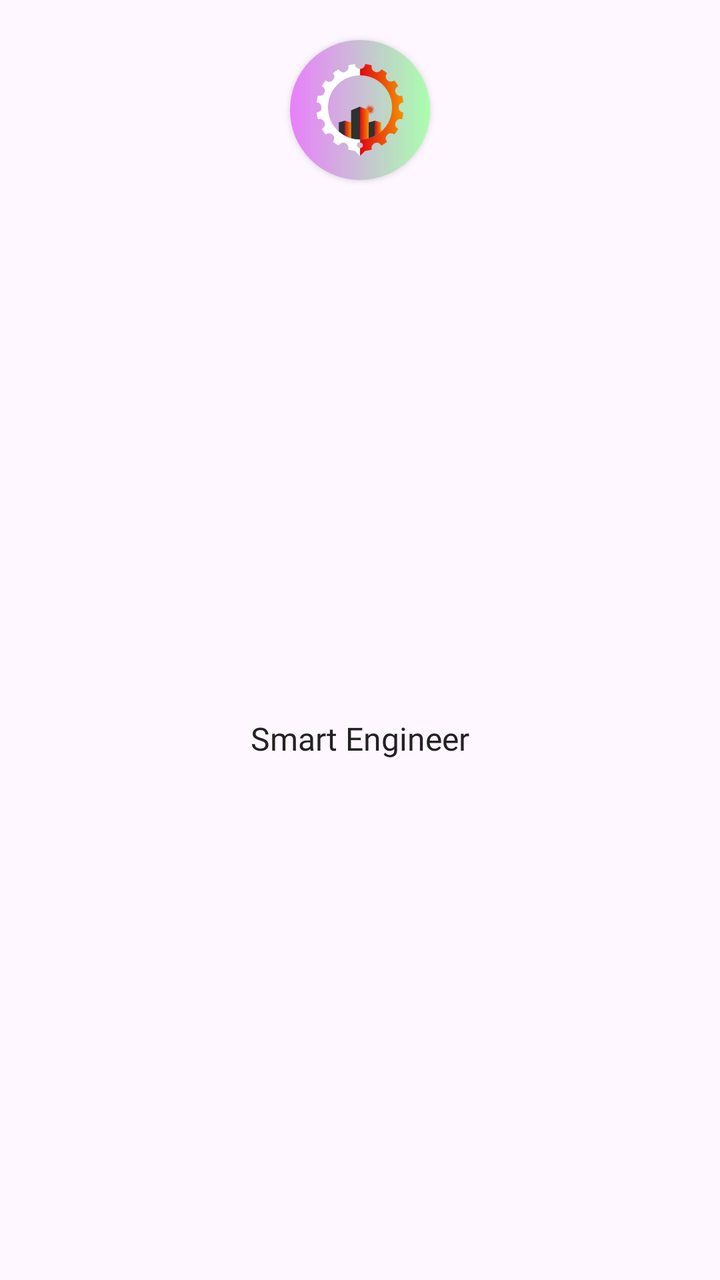
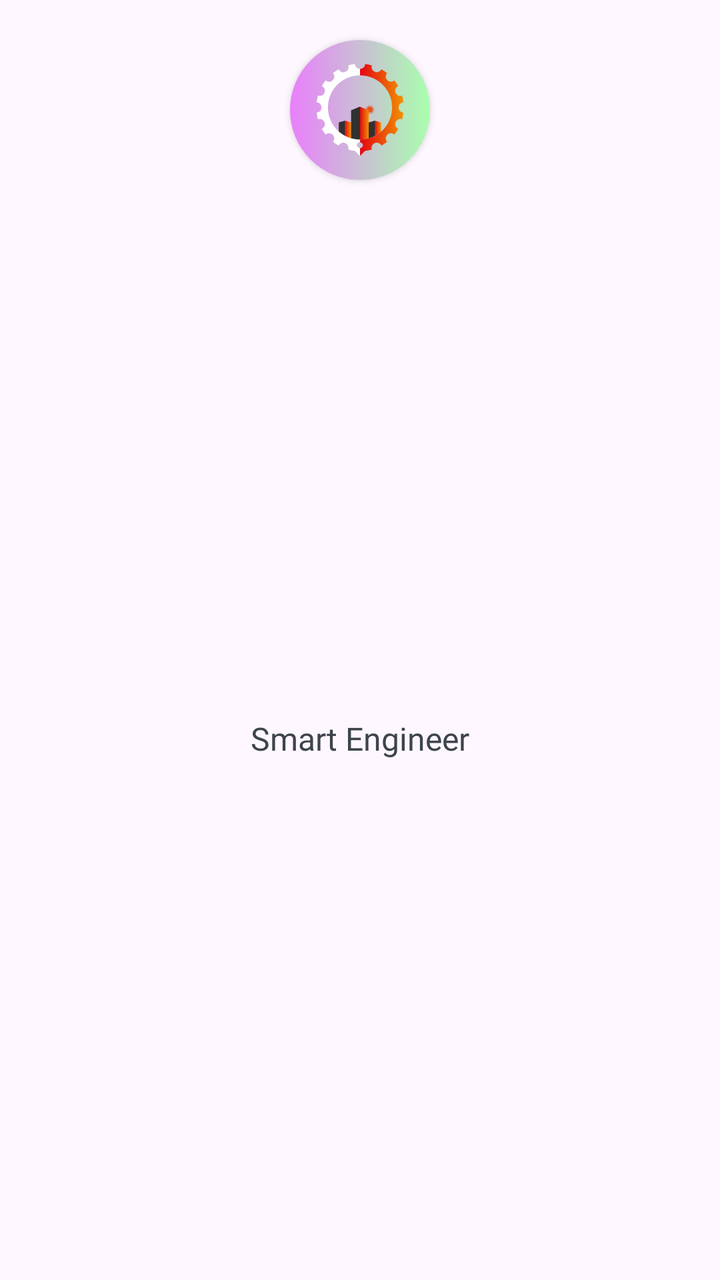

Two renders of the same Android screen: before a commit and after it. Below are the layout's source before the change and the commit's diff.
<!-- AndroidManifest.xml: application theme Theme.SmartEngineer -->
<!-- res/layout/item_features.xml -->
<?xml version="1.0" encoding="utf-8"?>
<androidx.constraintlayout.widget.ConstraintLayout xmlns:android="http://schemas.android.com/apk/res/android"
    xmlns:app="http://schemas.android.com/apk/res-auto"
    android:id="@+id/clickItem"
    android:layout_width="100dp"
    android:layout_height="wrap_content"
    android:gravity="center"
    android:layout_marginStart="5dp"
    android:orientation="vertical">

    <androidx.cardview.widget.CardView
        android:id="@+id/cardView"
        android:layout_width="70dp"
        android:layout_height="70dp"
        android:layout_margin="20dp"
        android:elevation="50dp"
        android:foreground="?attr/selectableItemBackground"
        app:cardCornerRadius="100dp"
        app:layout_constraintEnd_toEndOf="parent"
        app:layout_constraintStart_toStartOf="parent"
        app:layout_constraintTop_toTopOf="parent">

        <LinearLayout
            android:id="@+id/ll_itemBG"
            android:layout_width="match_parent"
            android:layout_height="match_parent"
            android:background="@drawable/gradient_7">

            <ImageView
                android:id="@+id/itemImg"
                android:layout_width="match_parent"
                android:layout_height="match_parent"
                android:contentDescription="@string/smart_engineer_logo"
                android:padding="12dp"
                android:src="@drawable/logo_orange" />

        </LinearLayout>
    </androidx.cardview.widget.CardView>

    <TextView
        android:id="@+id/itemTitle"
        android:layout_width="wrap_content"
        android:layout_height="wrap_content"
        android:layout_marginTop="8dp"
        android:layout_marginBottom="0dp"
        android:ellipsize="end"
        android:fontFamily="@font/main_font_regular_2"
        android:lineSpacingExtra="-10dp"
        android:maxLines="2"
        android:text="@string/app_name"
        android:textAlignment="center"
        android:textColor="@color/mainContainer_HeadingText"
        android:textSize="@dimen/text_size_large"
        app:layout_constraintBottom_toBottomOf="parent"
        app:layout_constraintEnd_toEndOf="@+id/cardView"
        app:layout_constraintStart_toStartOf="@+id/cardView"
        app:layout_constraintTop_toBottomOf="@+id/cardView" />

</androidx.constraintlayout.widget.ConstraintLayout>
<!-- resources referenced by this layout -->
<resources>
  <color name="mainContainer_HeadingText">#222222</color>
  <dimen name="text_size_large">18sp</dimen>
  <!-- drawable gradient_7 (drawable) -->
  <?xml version="1.0" encoding="utf-8"?>
  <shape xmlns:android="http://schemas.android.com/apk/res/android"
      android:shape="rectangle">
  
      <gradient
          android:endColor="#A9FFAD"
          android:startColor="#E97FFB"></gradient>
  
  </shape>
  <!-- drawable logo_orange: vector/xml drawable (drawable, 12854 chars, omitted) -->
  <string name="app_name">Smart Engineer</string>
  <string name="smart_engineer_logo">Smart Engineer Logo</string>
  <style name="Theme.SmartEngineer" parent="Base.Theme.SmartEngineer" />
  <style name="Base.Theme.SmartEngineer" parent="Theme.Material3.DayNight.NoActionBar">
          
          
  
          
          <item name="colorPrimary">@color/blue__LavenderBlue</item>
          <item name="colorPrimaryVariant">@color/blue__LavenderBlue</item>
          <item name="colorOnPrimary">@color/white</item>
          
          <item name="colorSecondary">@color/green__VividCyan</item>
          <item name="colorSecondaryVariant">@color/green__DarkCyan</item>
          <item name="colorOnSecondary">@color/black</item>
          
          <item name="android:statusBarColor">?attr/colorPrimaryVariant</item>
          
      </style>
  <color name="blue__LavenderBlue">#8692f7</color>
  <color name="white">#FFFFFFFF</color>
  <color name="green__VividCyan">#03DAC5</color>
  <color name="green__DarkCyan">#008B8B</color>
  <color name="black">#000000</color>
</resources>

<!-- the commit's change to res/layout/item_features.xml (unified diff, before → after) -->
@@ -49,7 +49,7 @@
         android:maxLines="2"
         android:text="@string/app_name"
         android:textAlignment="center"
-        android:textColor="@color/mainContainer_HeadingText"
+        android:textColor="@color/sl_primary_text"
         android:textSize="@dimen/text_size_large"
         app:layout_constraintBottom_toBottomOf="parent"
         app:layout_constraintEnd_toEndOf="@+id/cardView"
<!-- resource entries referenced after the edit -->
@@ -1,6 +1,6 @@
 <!-- resources referenced by this layout -->
 <resources>
-  <color name="mainContainer_HeadingText">#222222</color>
+  <color name="sl_primary_text">#3e444b</color>
   <dimen name="text_size_large">18sp</dimen>
   <!-- drawable gradient_7 (drawable) -->
   <?xml version="1.0" encoding="utf-8"?>
